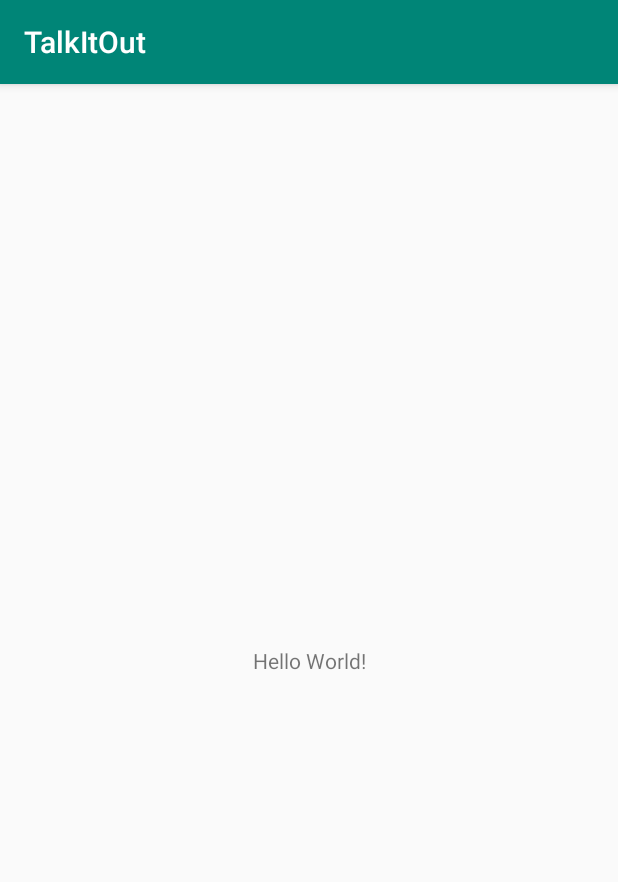
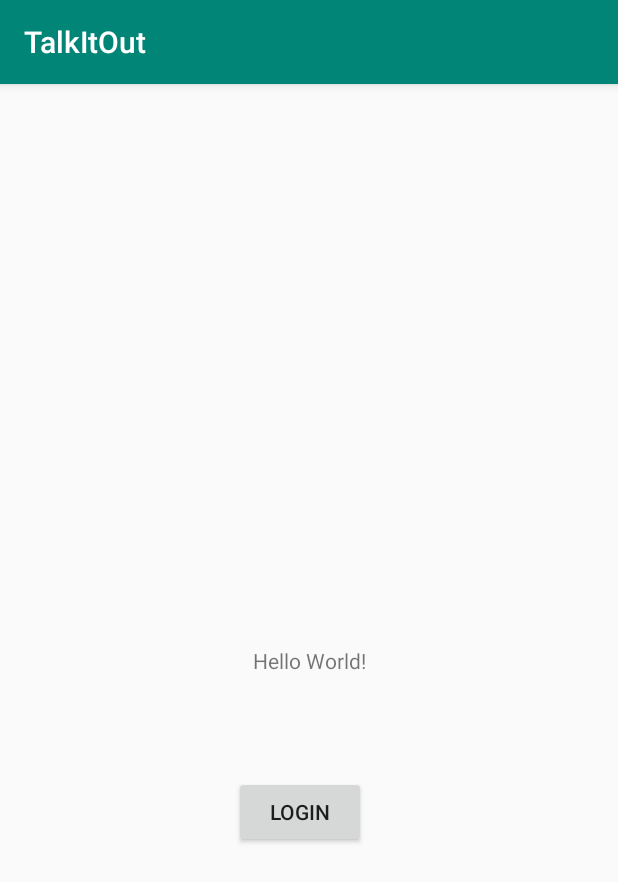
Before and after one commit to DLabbate/TalkItOut, an Android app: the screen it shows after launch (MainActivity), on a phone screen of 412 x 824 dp. Shown: the top 882 px of the screen. Run offline under Robolectric (Android 15) with nearby library versions, the phone set to English and light mode, and no system bars.

Commit message:
Added buttonIDS to xml files

```diff
--- a/app/src/main/AndroidManifest.xml
+++ b/app/src/main/AndroidManifest.xml
@@ -9,6 +9,8 @@
         android:roundIcon="@mipmap/ic_launcher_round"
         android:supportsRtl="true"
         android:theme="@style/AppTheme">
+        <activity android:name=".audioActivity"></activity>
+        <activity android:name=".selectInput" />
         <activity android:name=".MainActivity">
             <intent-filter>
                 <action android:name="android.intent.action.MAIN" />
--- a/app/src/main/res/layout/activity_main.xml
+++ b/app/src/main/res/layout/activity_main.xml
@@ -7,6 +7,7 @@
     tools:context=".MainActivity">
 
     <TextView
+        android:id="@+id/textView"
         android:layout_width="wrap_content"
         android:layout_height="wrap_content"
         android:text="Hello World!"
@@ -15,4 +16,13 @@
         app:layout_constraintRight_toRightOf="parent"
         app:layout_constraintTop_toTopOf="parent" />
 
+    <Button
+        android:id="@+id/loginButton"
+        android:layout_width="wrap_content"
+        android:layout_height="wrap_content"
+        android:layout_marginTop="67dp"
+        android:text="LOGIN"
+        app:layout_constraintEnd_toEndOf="@+id/textView"
+        app:layout_constraintTop_toBottomOf="@+id/textView" />
+
 </androidx.constraintlayout.widget.ConstraintLayout>
```
Also changed, not shown: app/src/main/res/layout/activity_select_input.xml (+18 -0 lines).
